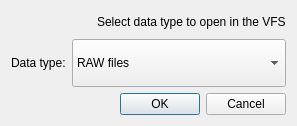
Qt form ui/gui/resources/evidencedialog.ui (halbbob/dff) before a commit.
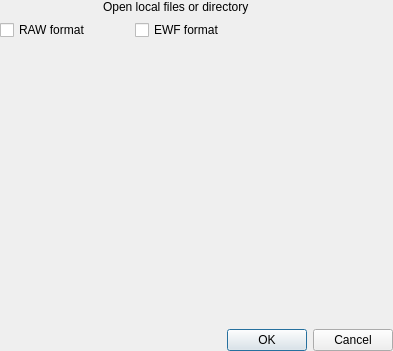
The same form after that commit. Icons and pictures are not drawn.

Commit message: rewrite of open local files and new icon style in mainwindow

Patch:
```diff
--- a/ui/gui/resources/evidencedialog.ui
+++ b/ui/gui/resources/evidencedialog.ui
@@ -6,40 +6,73 @@
    <rect>
     <x>0</x>
     <y>0</y>
-    <width>297</width>
-    <height>126</height>
+    <width>393</width>
+    <height>351</height>
    </rect>
   </property>
+  <property name="sizePolicy">
+   <sizepolicy hsizetype="Minimum" vsizetype="Minimum">
+    <horstretch>0</horstretch>
+    <verstretch>0</verstretch>
+   </sizepolicy>
+  </property>
   <property name="windowTitle">
    <string>Select evidence type</string>
   </property>
+  <property name="sizeGripEnabled">
+   <bool>false</bool>
+  </property>
+  <widget class="QWidget" name="layoutWidget">
+   <property name="geometry">
+    <rect>
+     <x>0</x>
+     <y>0</y>
+     <width>393</width>
+     <height>351</height>
+    </rect>
+   </property>
+   <layout class="QVBoxLayout" name="verticalLayout_3">
+    <item>
+     <layout class="QVBoxLayout" name="verticalLayout_2">
+      <property name="sizeConstraint">
+       <enum>QLayout::SetNoConstraint</enum>
+      </property>
+      <item>
   <layout class="QVBoxLayout" name="verticalLayout">
+        <property name="sizeConstraint">
+         <enum>QLayout::SetNoConstraint</enum>
+        </property>
    <item>
     <layout class="QHBoxLayout" name="horizontalLayout">
+          <property name="sizeConstraint">
+           <enum>QLayout::SetNoConstraint</enum>
+          </property>
      <item>
-      <widget class="QPushButton" name="pushButton">
+           <widget class="QLabel" name="label_3">
+            <property name="sizePolicy">
+             <sizepolicy hsizetype="Preferred" vsizetype="Preferred">
+              <horstretch>1</horstretch>
+              <verstretch>0</verstretch>
+             </sizepolicy>
+            </property>
        <property name="text">
-        <string notr="true"/>
-       </property>
-       <property name="icon">
-        <iconset resource="gui.qrc">
-         <normaloff>:/add_image.png</normaloff>:/add_image.png</iconset>
-       </property>
-       <property name="iconSize">
-        <size>
-         <width>32</width>
-         <height>32</height>
-        </size>
-       </property>
-       <property name="flat">
-        <bool>true</bool>
+             <string/>
+            </property>
+            <property name="pixmap">
+             <pixmap resource="gui.qrc">:/fileopen.png</pixmap>
        </property>
       </widget>
      </item>
      <item>
       <widget class="QLabel" name="label">
+            <property name="sizePolicy">
+             <sizepolicy hsizetype="Preferred" vsizetype="Preferred">
+              <horstretch>3</horstretch>
+              <verstretch>0</verstretch>
+             </sizepolicy>
+            </property>
        <property name="text">
-        <string>Select data type to open in the VFS</string>
+             <string>Open local files or directory</string>
        </property>
       </widget>
      </item>
@@ -47,36 +80,53 @@
    </item>
    <item>
     <layout class="QHBoxLayout" name="horizontalLayout_2">
+          <property name="sizeConstraint">
+           <enum>QLayout::SetNoConstraint</enum>
+          </property>
      <item>
-      <widget class="QLabel" name="label_2">
+           <widget class="QCheckBox" name="rawcheck">
+            <property name="sizePolicy">
+             <sizepolicy hsizetype="Minimum" vsizetype="Fixed">
+              <horstretch>1</horstretch>
+              <verstretch>0</verstretch>
+             </sizepolicy>
+            </property>
        <property name="text">
-        <string>Data type:</string>
-       </property>
+             <string>RAW format</string>
+            </property>
+            <property name="autoExclusive">
+             <bool>true</bool>
+            </property>
       </widget>
      </item>
      <item>
-      <widget class="QComboBox" name="comboformat">
+           <widget class="QCheckBox" name="ewfcheck">
        <property name="sizePolicy">
-        <sizepolicy hsizetype="Expanding" vsizetype="Expanding">
+             <sizepolicy hsizetype="Minimum" vsizetype="Fixed">
+              <horstretch>2</horstretch>
+              <verstretch>0</verstretch>
+             </sizepolicy>
+            </property>
+            <property name="text">
+             <string>EWF format</string>
+            </property>
+            <property name="autoExclusive">
+             <bool>true</bool>
+            </property>
+           </widget>
+          </item>
+         </layout>
+        </item>
+       </layout>
+      </item>
+      <item>
+       <widget class="QWidget" name="pathselector" native="true">
+        <property name="sizePolicy">
+         <sizepolicy hsizetype="Preferred" vsizetype="Preferred">
          <horstretch>0</horstretch>
-         <verstretch>0</verstretch>
-        </sizepolicy>
-       </property>
-       <item>
-        <property name="text">
-         <string>RAW files</string>
-        </property>
-       </item>
-       <item>
-        <property name="text">
-         <string>EWF files</string>
-        </property>
-       </item>
-       <item>
-        <property name="text">
-         <string>Local directory</string>
-        </property>
-       </item>
+          <verstretch>2</verstretch>
+         </sizepolicy>
+        </property>
       </widget>
      </item>
     </layout>
@@ -92,6 +142,7 @@
     </widget>
    </item>
   </layout>
+  </widget>
   <action name="actionAdd_evidence_directory">
    <property name="text">
     <string>Add evidence directory</string>
```
Left out of the diff: 3 changed lines with no effect on the pictures. Lines whose indentation alone changed are shown as unchanged. The commit also changes 2 other files.
